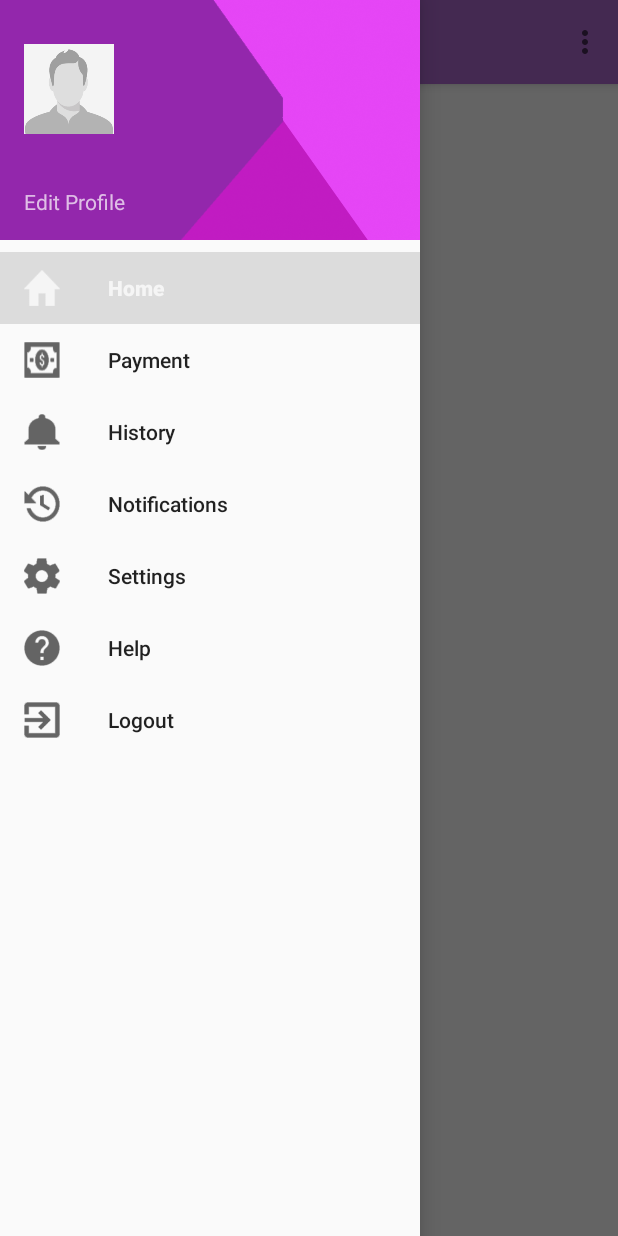
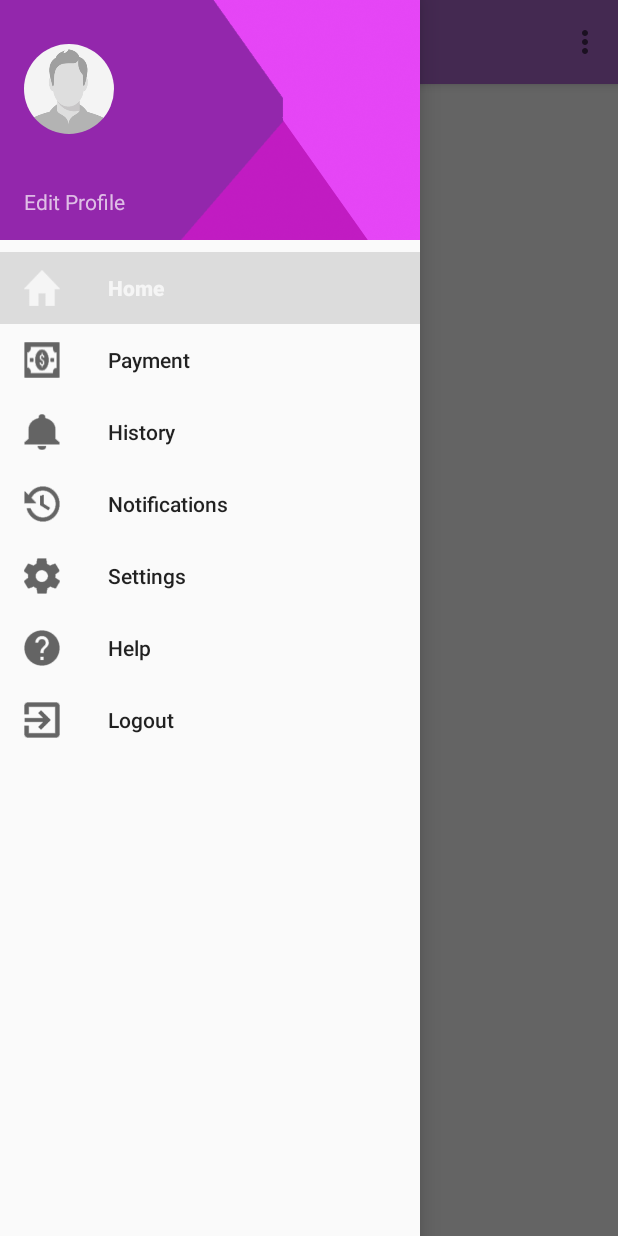
Before and after one commit to chanducs27/TSCUser, an Android app: the UserMActivity screen opened directly, with no data from a screen before it, with the side drawer open, on a phone screen of 412 x 824 dp. Run offline under Robolectric (Android 15) with nearby library versions, the phone set to English and light mode, and no system bars; our stand-ins replace CircleImageView.

Commit message:
circleimage

```diff
--- a/app/src/main/java/com/fantasik/tscuser/tscuser/UserMActivity.java
+++ b/app/src/main/java/com/fantasik/tscuser/tscuser/UserMActivity.java
@@ -20,13 +20,14 @@ import android.util.Base64;
 import android.view.Menu;
 import android.view.MenuItem;
 import android.view.View;
-import android.widget.ImageView;
 import android.widget.TextView;
 
 import com.fantasik.tscuser.tscuser.Util.SessionManager;
 import com.fantasik.tscuser.tscuser.Util.UserDetails;
 import com.google.android.gms.common.ConnectionResult;
 import com.google.android.gms.common.GoogleApiAvailability;
+
+import de.hdodenhof.circleimageview.CircleImageView;
 
 import static com.fantasik.tscuser.tscuser.MapsActivity.alert;
 import static com.fantasik.tscuser.tscuser.Util.Utils.MY_PREFS_NAME;
@@ -84,7 +85,7 @@ public class UserMActivity extends AppCompatActivity
         View header=navigationView.getHeaderView(0);
         TextView name = (TextView)header.findViewById(R.id.txtUsername);
         name.setText(ud.name);
-        ImageView sdf = (ImageView)header.findViewById(R.id.imgUser);
+        CircleImageView sdf = (CircleImageView)header.findViewById(R.id.imgUser);
         String img2driver = ud.imguser;
         if (img2driver != null) {
             byte[] img = Base64.decode(img2driver,  Base64.DEFAULT);
--- a/app/src/main/res/layout/nav_header_user_m.xml
+++ b/app/src/main/res/layout/nav_header_user_m.xml
@@ -1,6 +1,5 @@
 <?xml version="1.0" encoding="utf-8"?>
 <LinearLayout xmlns:android="http://schemas.android.com/apk/res/android"
-    xmlns:app="http://schemas.android.com/apk/res-auto"
     android:layout_width="match_parent"
     android:layout_height="@dimen/nav_header_height"
     android:background="@drawable/uiyt"
@@ -12,11 +11,13 @@
     android:paddingTop="@dimen/activity_vertical_margin"
     android:theme="@style/ThemeOverlay.AppCompat.Dark">
 
-    <ImageView
+
+    <de.hdodenhof.circleimageview.CircleImageView
         android:id="@+id/imgUser"
         android:layout_width="60dp"
         android:layout_height="60dp"
-        app:srcCompat="@drawable/driverimage" />
+
+        android:src="@drawable/driverimage" />
 
     <TextView
         android:id="@+id/txtUsername"
```
